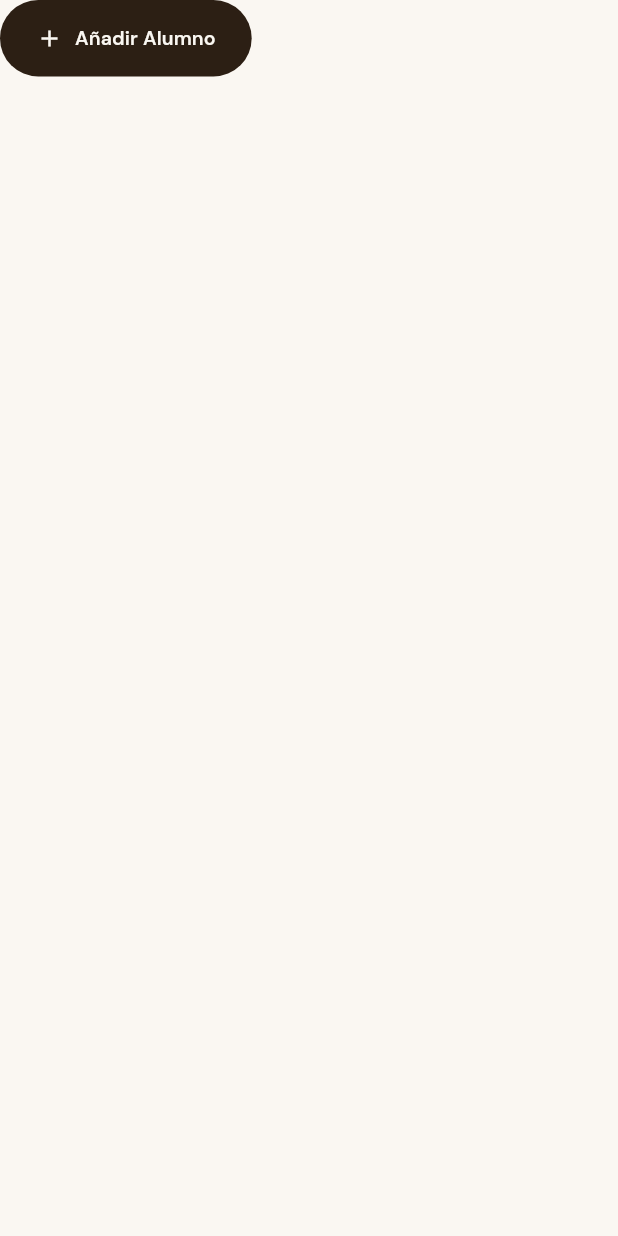
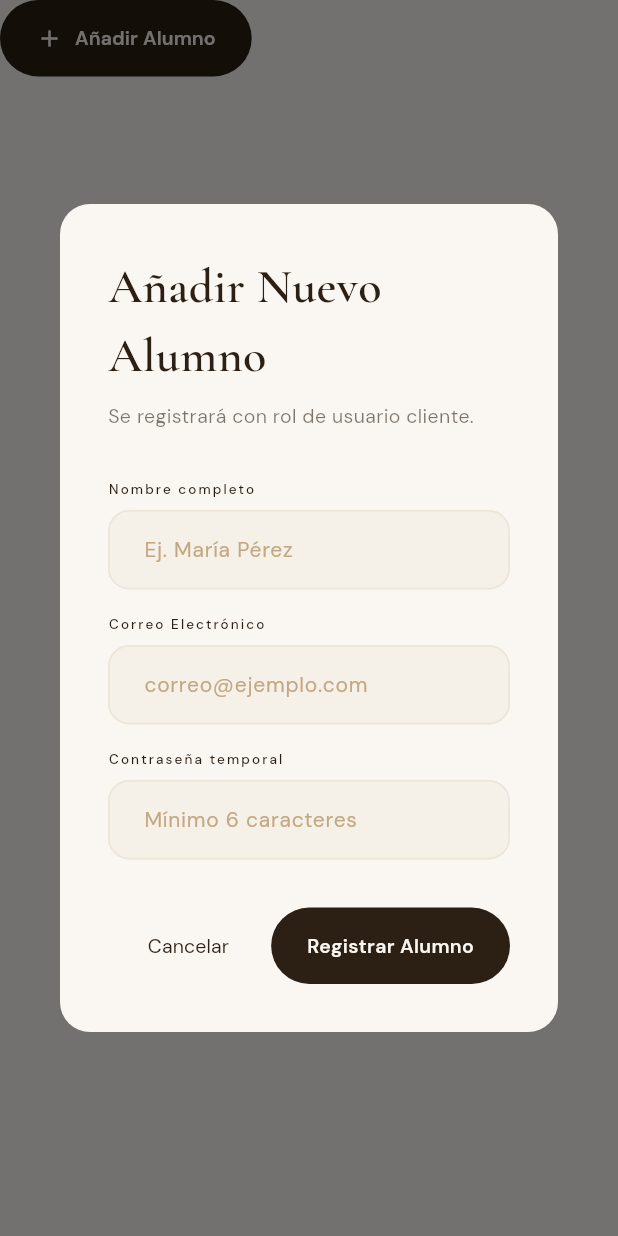
Before and after one commit to matifere/Kali-Studio-Admin, a Flutter app: the _AddStudentButton widget shown alone on an empty page, opened directly, after a tap on "Añadir Alumno", on a phone screen of 412 x 824 dp. Run offline on Flutter 3.47's test engine with Material 3 defaults, Android fonts, the phone set to English and light mode, and no system bars; our stand-ins replace flutter_bloc, flutter_dotenv, google_fonts, supabase_flutter; accounts and stored records are empty; network calls fail.

Commit message:
feat: add student registration dialog and service method with isolated auth client

```diff
--- a/lib/screens/alumnos_screen.dart
+++ b/lib/screens/alumnos_screen.dart
@@ -6,6 +6,8 @@ import 'package:kali_studio/theme/kali_theme.dart';
 import 'package:kali_studio/widgets/dashboard/top_navbar.dart';
 import 'package:kali_studio/widgets/alumnos/alumnos_stat_cards.dart';
 import 'package:kali_studio/widgets/alumnos/student_directory.dart';
+import 'package:kali_studio/widgets/kali_text_field.dart';
+import 'package:kali_studio/services/auth_service.dart';
 
 /// Pantalla de gestión de alumnos.
 ///
@@ -123,7 +125,13 @@ class _AddStudentButtonState extends State<_AddStudentButton> {
               : [],
         ),
         child: TextButton.icon(
-          onPressed: () {},
+          onPressed: () {
+            showDialog(
+              context: context,
+              barrierDismissible: false,
+              builder: (context) => const _AddStudentDialog(),
+            );
+          },
           icon: const Icon(Icons.add, color: KaliColors.warmWhite, size: 18),
           label: Text(
             'Añadir Alumno',
@@ -144,3 +152,158 @@ class _AddStudentButtonState extends State<_AddStudentButton> {
     );
   }
 }
+
+class _AddStudentDialog extends StatefulWidget {
+  const _AddStudentDialog();
+
+  @override
+  State<_AddStudentDialog> createState() => _AddStudentDialogState();
+}
+
+class _AddStudentDialogState extends State<_AddStudentDialog> {
+  final _nameController = TextEditingController();
+  final _emailController = TextEditingController();
+  final _passwordController = TextEditingController();
+  bool _isLoading = false;
+  String? _errorMessage;
+
+  @override
+  void dispose() {
+    _nameController.dispose();
+    _emailController.dispose();
+    _passwordController.dispose();
+    super.dispose();
+  }
+
+  Future<void> _submit() async {
+    final name = _nameController.text.trim();
+    final email = _emailController.text.trim();
+    final pass = _passwordController.text;
+
+    if (name.isEmpty || email.isEmpty || pass.isEmpty) {
+      if (mounted) setState(() => _errorMessage = 'Revisa todos los campos');
+      return;
+    }
+
+    setState(() {
+      _isLoading = true;
+      _errorMessage = null;
+    });
+
+    final authService = SupaAuthClass();
+    final result = await authService.registrarAlumno(email, pass, name);
+
+    if (result == 'Ok') {
+      if (mounted) {
+        // Trigger list reload
+        context.read<AlumnosBloc>().add(AlumnosLoadRequested());
+        Navigator.of(context).pop();
+      }
+    } else {
+      if (mounted) {
+        setState(() {
+          _isLoading = false;
+          _errorMessage = result;
+        });
+      }
+    }
+  }
+
+  @override
+  Widget build(BuildContext context) {
+    return Dialog(
+      shape: RoundedRectangleBorder(borderRadius: BorderRadius.circular(20)),
+      backgroundColor: KaliColors.warmWhite,
+      child: Container(
+        width: 420,
+        padding: const EdgeInsets.all(32),
+        child: Column(
+          mainAxisSize: MainAxisSize.min,
+          crossAxisAlignment: CrossAxisAlignment.start,
+          children: [
+            Text(
+              'Añadir Nuevo Alumno',
+              style: GoogleFonts.cormorantGaramond(
+                fontSize: 32,
+                fontWeight: FontWeight.w600,
+                color: KaliColors.espresso,
+              ),
+            ),
+            const SizedBox(height: 8),
+            Text(
+              'Se registrará con rol de usuario cliente.',
+              style: KaliText.body(KaliColors.espresso.withValues(alpha: 0.6)),
+            ),
+            const SizedBox(height: 32),
+            KaliTextField(
+              controller: _nameController,
+              label: 'Nombre completo',
+              hint: 'Ej. María Pérez',
+            ),
+            const SizedBox(height: 16),
+            KaliTextField(
+              controller: _emailController,
+              label: 'Correo Electrónico',
+              hint: 'correo@ejemplo.com',
+            ),
+            const SizedBox(height: 16),
+            KaliTextField(
+              controller: _passwordController,
+              label: 'Contraseña temporal',
+              hint: 'Mínimo 6 caracteres',
+              obscureText: true,
+            ),
+            if (_errorMessage != null) ...[
+              const SizedBox(height: 16),
+              Text(
+                _errorMessage!,
+                style: KaliText.body(const Color(0xFFD4685C)),
+              ),
+            ],
+            const SizedBox(height: 32),
+            Row(
+              mainAxisAlignment: MainAxisAlignment.end,
+              children: [
+                TextButton(
+                  onPressed: _isLoading ? null : () => Navigator.of(context).pop(),
+                  child: Text(
+                    'Cancelar',
+                    style: KaliText.body(KaliColors.espresso),
+                  ),
+                ),
+                const SizedBox(width: 16),
+                MouseRegion(
+                  cursor: _isLoading ? SystemMouseCursors.basic : SystemMouseCursors.click,
+                  child: GestureDetector(
+                    onTap: _isLoading ? null : _submit,
+                    child: AnimatedContainer(
+                      duration: const Duration(milliseconds: 150),
+                      padding: const EdgeInsets.symmetric(horizontal: 24, vertical: 16),
+                      decoration: BoxDecoration(
+                        color: _isLoading ? KaliColors.espresso.withValues(alpha: 0.6) : KaliColors.espresso,
+                        borderRadius: BorderRadius.circular(28),
+                      ),
+                      child: _isLoading
+                          ? const SizedBox(
+                              width: 18,
+                              height: 18,
+                              child: CircularProgressIndicator(
+                                color: KaliColors.warmWhite,
+                                strokeWidth: 2,
+                              ),
+                            )
+                          : Text(
+                              'Registrar Alumno',
+                              style: KaliText.body(KaliColors.warmWhite, weight: FontWeight.w600, size: 13),
+                            ),
+                    ),
+                  ),
+                ),
+              ],
+            ),
+          ],
+        ),
+      ),
+    );
+  }
+}
--- a/lib/screens/dashboard_screen.dart
+++ b/lib/screens/dashboard_screen.dart
@@ -70,7 +70,7 @@ class _DashboardHome extends StatelessWidget {
               crossAxisAlignment: CrossAxisAlignment.start,
               children: [
                 Text(
-                  'Buenos días, booa',
+                  'Buenos días,',
                   style: GoogleFonts.cormorantGaramond(
                     fontSize: 40,
                     fontWeight: FontWeight.w600,
--- /dev/null
+++ b/lib/services/test_storage.dart
@@ -0,0 +1,5 @@
+import 'package:supabase_flutter/supabase_flutter.dart';
+void main() {
+  final tempClient = SupabaseClient('url', 'anonkey');
+  print('compiles fine without localstorage');
+}
```
Also changed, not shown: lib/services/auth_service.dart (+52 -0 lines), test_signup.dart (added, +18 -0 lines).
